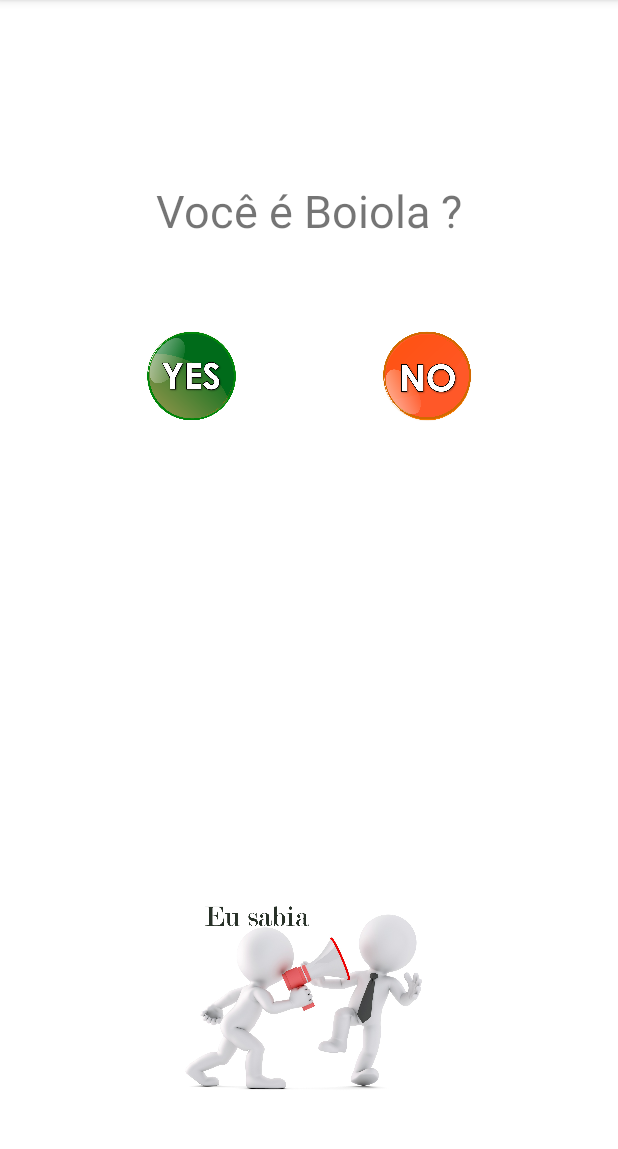
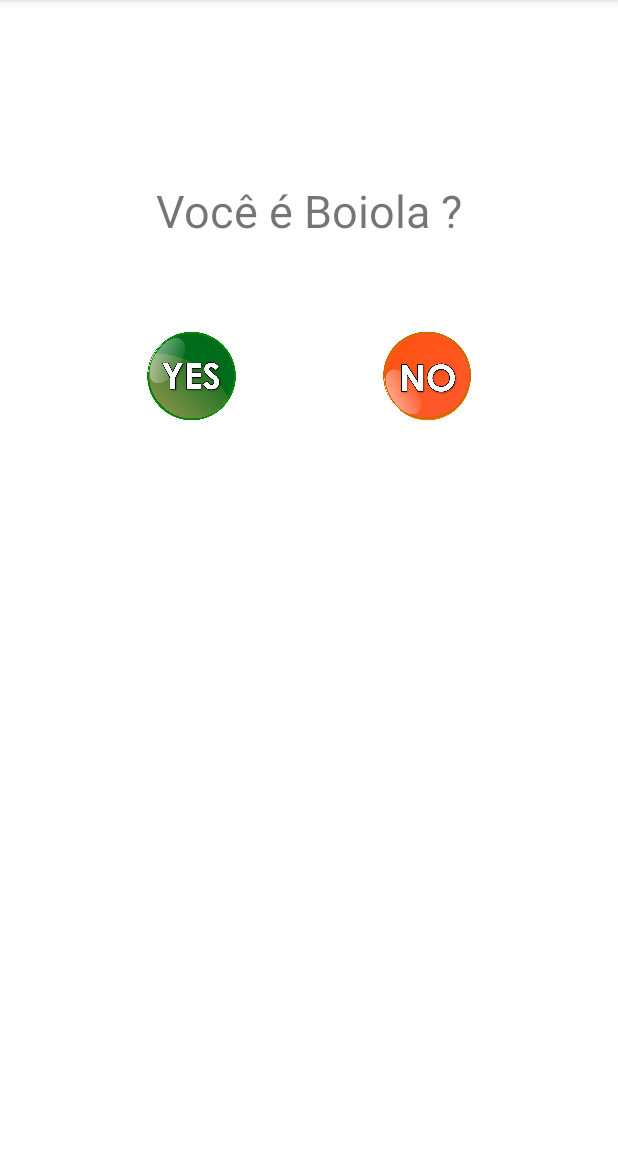
Before and after one commit to luizporto76/componentesbasicos, an Android app: the screen it shows after launch (MainActivity), after a tap on an icon or button, on a phone screen of 412 x 824 dp, the part 84-1233 px from its top. Run offline under Robolectric (Android 15) with nearby library versions, the phone set to English and light mode, and no system bars.

Commit message:
Atualização 12/11/2022

```diff
--- a/app/src/main/java/com/navegantesdaestrada/componentesdeinterface/MainActivity.java
+++ b/app/src/main/java/com/navegantesdaestrada/componentesdeinterface/MainActivity.java
@@ -8,6 +8,7 @@ import android.view.View;
 import android.view.animation.Animation;
 import android.widget.Button;
 import android.widget.ImageView;
+import android.widget.Toast;
 
 import java.util.Random;
 
@@ -31,6 +32,11 @@ public class MainActivity extends AppCompatActivity {
         psegundoonao.setImageResource(R.drawable.branco);
     }
     public void clickBotao3(View view){
-        ImageView eusabia = findViewById(R.id.eusabia);
+        ImageView eusabia = new ImageView(getApplicationContext());//findViewById(R.id.eusabia);
         eusabia.setImageResource(R.drawable.eusabia);
-}}
+        //Toast.makeText(this, "Eu sabia", Toast.LENGTH_SHORT).show();
+        Toast toast = new Toast(getApplicationContext());
+        toast.setView(eusabia);
+        toast.show();
+    }
+    }
```
